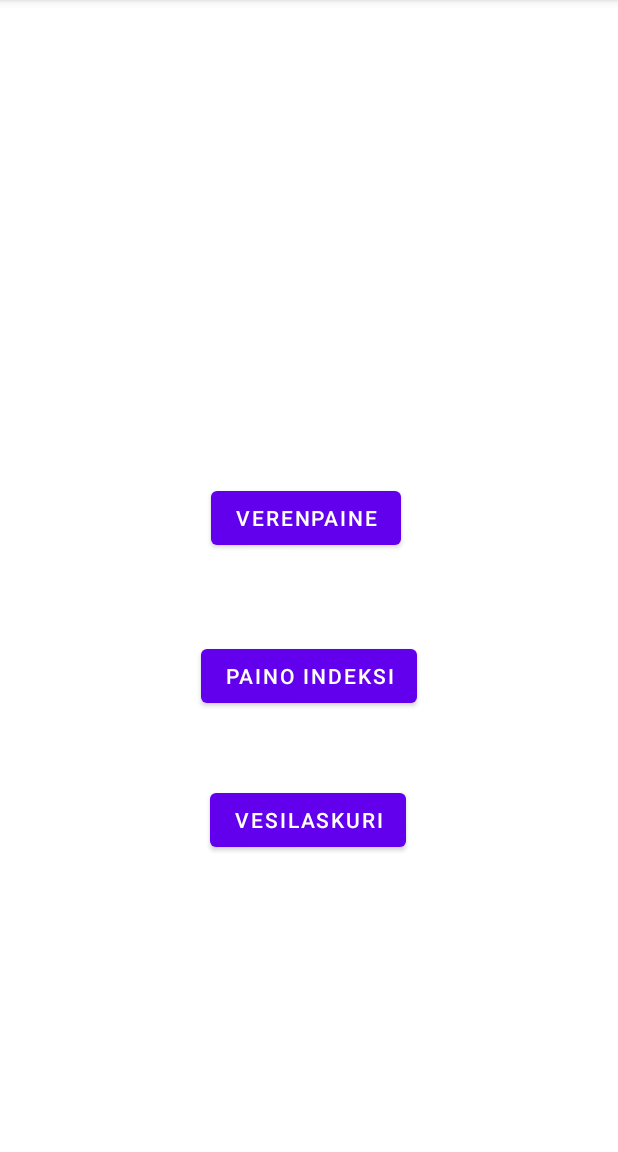
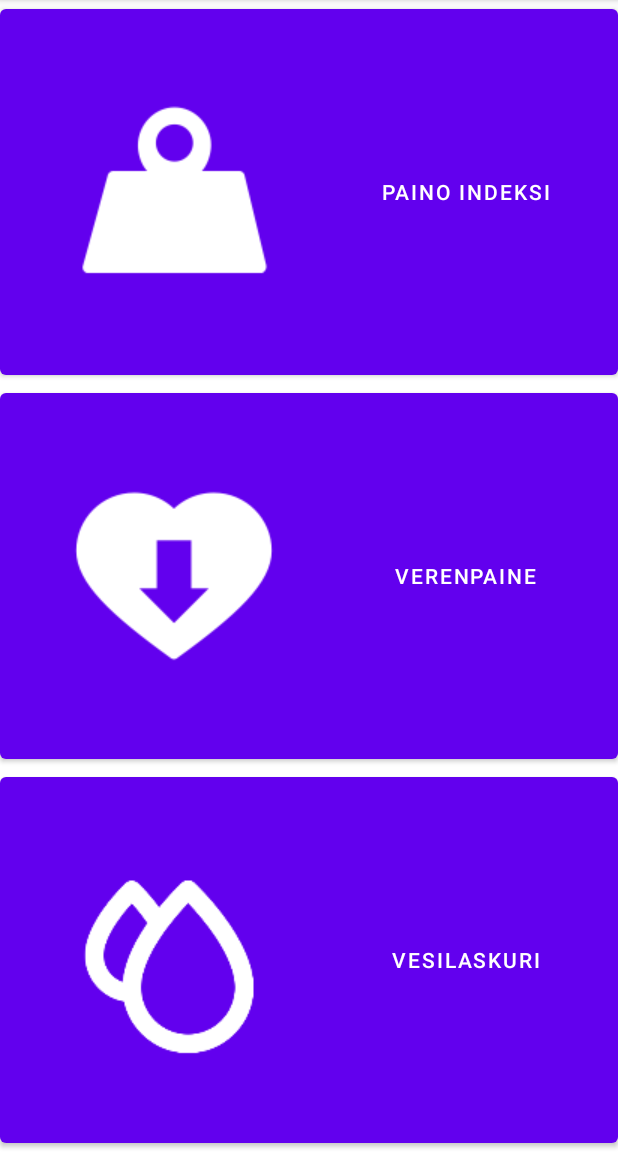
Before and after one commit to untop02/TerveysProjekti, an Android app: the screen it shows after launch (MainActivity), on a phone screen of 412 x 824 dp, the part 84-1236 px from its top. Run offline under Robolectric (Android 15) with nearby library versions, the phone set to English and light mode, and no system bars.

Commit message:
PainoIndeksi proto

```diff
--- a/app/src/main/java/com/example/projekti/PainoIndeksi.java
+++ b/app/src/main/java/com/example/projekti/PainoIndeksi.java
@@ -7,6 +7,7 @@ import android.view.View;
 import android.widget.Button;
 import android.widget.EditText;
 import android.widget.TextView;
+import android.widget.Toast;
 
 public class PainoIndeksi extends AppCompatActivity {
 
@@ -23,8 +24,10 @@ public class PainoIndeksi extends AppCompatActivity {
         b.setOnClickListener(new View.OnClickListener() {
             @Override
             public void onClick(View v) {
+                try{
                     int w = Integer.parseInt(paino.getText().toString());
                     double h = Double.parseDouble(pituus.getText().toString())/100;
+
                     double bmi = w/(h*h);
                     double roundDbl = Math.round(bmi*100.0)/100.0;
                     String stringBmi = Double.toString(roundDbl);
@@ -40,6 +43,12 @@ public class PainoIndeksi extends AppCompatActivity {
                         tv.setText("Paino indeksisi on "+stringBmi +" tämä määritellään ylipainoiseksi.");
 
                     }
+                }catch (NumberFormatException exception) {
+                    Toast.makeText(getApplicationContext(), "Täytä kentät", Toast.LENGTH_SHORT).show();
+                }
+
+
+
 
             }
         });
--- a/app/src/main/res/layout/activity_main.xml
+++ b/app/src/main/res/layout/activity_main.xml
@@ -7,46 +7,41 @@
     tools:context=".MainActivity">
 
     <Button
-        android:id="@+id/PainoIndeksiBtn"
-        android:layout_width="wrap_content"
-        android:layout_height="wrap_content"
-        android:layout_marginBottom="281dp"
-        android:text="@string/PainoIndeksi"
-        app:layout_constraintBottom_toBottomOf="parent"
+        android:id="@+id/VerenpaineBtn"
+        android:layout_width="0dp"
+        android:layout_height="0dp"
+        android:text="Verenpaine"
+        app:icon="@drawable/verenpaine"
+        android:scaleType="fitXY"
+        app:layout_constraintBottom_toTopOf="@+id/VesiLaskuriBtn"
         app:layout_constraintEnd_toEndOf="parent"
-        app:layout_constraintHorizontal_bias="0.5"
+        app:layout_constraintHorizontal_bias="0.485"
         app:layout_constraintStart_toStartOf="parent"
-        app:layout_constraintTop_toBottomOf="@+id/VerenpaineBtn" />
+        app:layout_constraintTop_toBottomOf="@+id/PainoIndeksiBtn" />
 
     <Button
-        android:id="@+id/VerenpaineBtn"
-        android:layout_width="wrap_content"
-        android:layout_height="wrap_content"
-        android:layout_marginStart="154dp"
-        android:layout_marginLeft="154dp"
-        android:layout_marginTop="309dp"
-        android:layout_marginEnd="164dp"
-        android:layout_marginRight="164dp"
-        android:layout_marginBottom="45dp"
-        android:text="Verenpaine"
-        app:layout_constraintBottom_toTopOf="@+id/PainoIndeksiBtn"
+        android:id="@+id/PainoIndeksiBtn"
+        android:layout_width="0dp"
+        android:layout_height="0dp"
+        android:text="@string/PainoIndeksi"
+        app:icon="@drawable/paino"
+        app:layout_constraintBottom_toTopOf="@+id/VerenpaineBtn"
         app:layout_constraintEnd_toEndOf="parent"
-        app:layout_constraintHorizontal_bias="0.424"
+        app:layout_constraintHorizontal_bias="0.0"
         app:layout_constraintStart_toStartOf="parent"
         app:layout_constraintTop_toTopOf="parent" />
 
     <Button
         android:id="@+id/VesiLaskuriBtn"
-        android:layout_width="wrap_content"
-        android:layout_height="wrap_content"
-        android:layout_marginTop="36dp"
-        android:layout_marginBottom="197dp"
+        android:layout_width="0dp"
+        android:layout_height="0dp"
+        android:scaleType="fitXY"
         android:text="Vesilaskuri"
+        app:icon="@drawable/water"
         app:layout_constraintBottom_toBottomOf="parent"
         app:layout_constraintEnd_toEndOf="parent"
-        app:layout_constraintHorizontal_bias="0.498"
+        app:layout_constraintHorizontal_bias="0.0"
         app:layout_constraintStart_toStartOf="parent"
-        app:layout_constraintTop_toBottomOf="@+id/PainoIndeksiBtn"
-        app:layout_constraintVertical_bias="1.0" />
+        app:layout_constraintTop_toBottomOf="@+id/VerenpaineBtn" />
 
 </androidx.constraintlayout.widget.ConstraintLayout>
--- a/app/src/main/res/layout/activity_paino_indeksi.xml
+++ b/app/src/main/res/layout/activity_paino_indeksi.xml
@@ -15,7 +15,7 @@
         android:layout_marginBottom="73dp"
         android:ems="10"
         android:inputType="textPersonName"
-        android:text="@string/Paino"
+        android:hint="@string/Paino"
         app:layout_constraintBottom_toTopOf="@+id/Pituus"
         app:layout_constraintEnd_toEndOf="parent"
         app:layout_constraintHorizontal_bias="0.497"
@@ -29,7 +29,7 @@
         android:layout_marginBottom="356dp"
         android:ems="10"
         android:inputType="textPersonName"
-        android:text="@string/Pituus"
+        android:hint="@string/Pituus"
         app:layout_constraintBottom_toBottomOf="parent"
         app:layout_constraintEnd_toEndOf="parent"
         app:layout_constraintHorizontal_bias="0.497"
```
Also changed, not shown: app/src/main/res/drawable/paino.png (added), app/src/main/res/drawable/verenpaine.png (added), app/src/main/res/drawable/vesi.png (added), app/src/main/res/drawable/water.png (added). Lines whose indentation alone changed are shown as unchanged.
